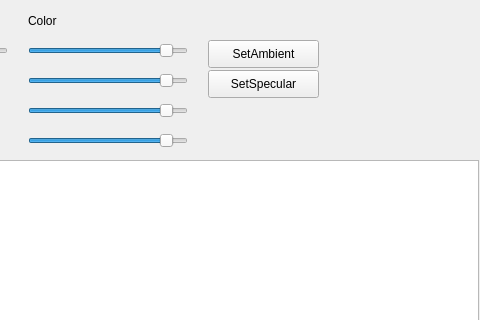
Qt form mainwindow.ui (HermitZHQ/QtOpenGL) before a commit; both pictures show x 162 to 642 and y 0 to 320 of the 642 by 443 pixel window.
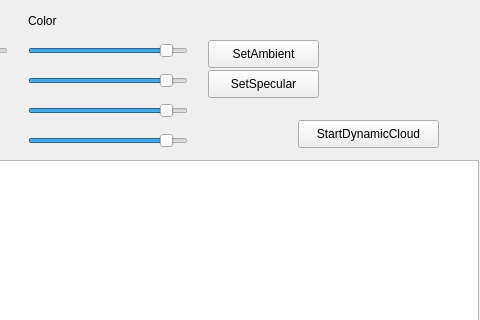
The same form after that commit.

Patch:
```diff
--- a/mainwindow.ui
+++ b/mainwindow.ui
@@ -186,6 +186,19 @@
      <enum>Qt::Horizontal</enum>
     </property>
    </widget>
+   <widget class="QPushButton" name="btn_start_dynamic_cloud">
+    <property name="geometry">
+     <rect>
+      <x>460</x>
+      <y>120</y>
+      <width>141</width>
+      <height>28</height>
+     </rect>
+    </property>
+    <property name="text">
+     <string>StartDynamicCloud</string>
+    </property>
+   </widget>
   </widget>
  </widget>
  <resources/>
```
